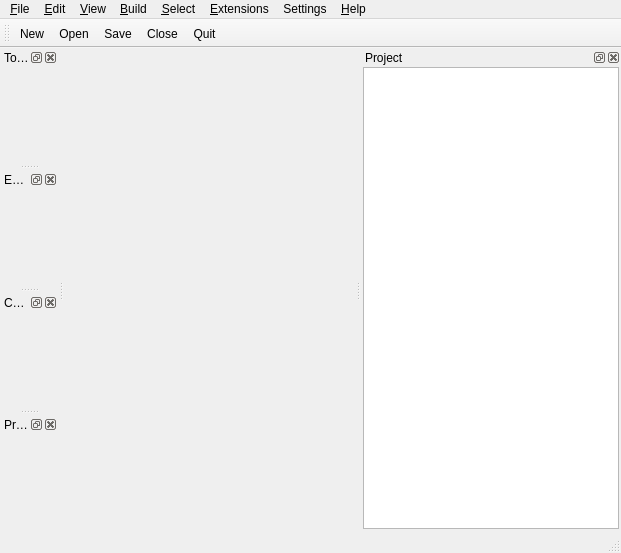
First picture: the form in avogadro/src/mainwindow.ui, repository cryos/avogadro, before the edit.
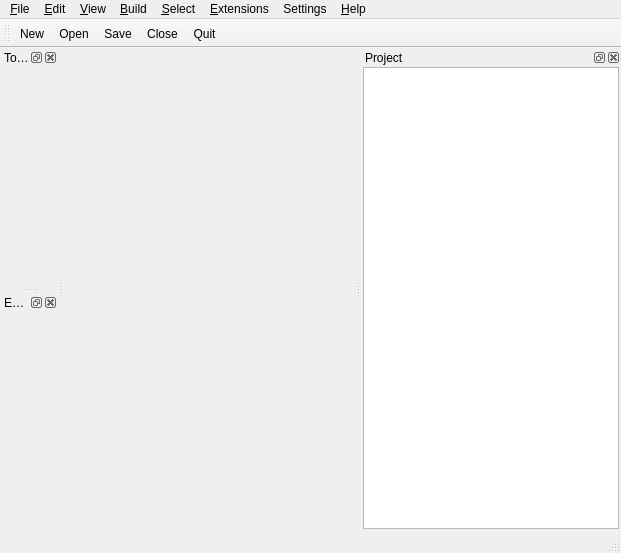
Second picture: the form after the edit. Icons and pictures are not drawn. Custom widgets are drawn as their Qt base class.

Commit message: * avogadro/mainwindow.h, avogadro/mainwindow.cpp: Changed engine         configuration to a new button which brings up an extra "settings"         window with tabs. Add signal/slot for enabling the Engine Settings         window -- only enables button for engines with settings.

The edit to the form file:
```diff
--- a/avogadro/src/mainwindow.ui
+++ b/avogadro/src/mainwindow.ui
@@ -248,14 +248,6 @@
    </widget>
   </widget>
   <widget class="QDockWidget" name="toolsDock" >
-   <property name="geometry" >
-    <rect>
-     <x>0</x>
-     <y>56</y>
-     <width>73</width>
-     <height>115</height>
-    </rect>
-   </property>
    <property name="allowedAreas" >
     <set>Qt::LeftDockWidgetArea|Qt::RightDockWidgetArea</set>
    </property>
@@ -265,26 +257,9 @@
    <attribute name="dockWidgetArea" >
     <number>1</number>
    </attribute>
-   <widget class="QWidget" name="toolsWidget" >
-    <property name="geometry" >
-     <rect>
-      <x>2</x>
-      <y>24</y>
-      <width>69</width>
-      <height>89</height>
-     </rect>
-    </property>
-   </widget>
+   <widget class="QWidget" name="toolsWidget" />
   </widget>
   <widget class="QDockWidget" name="enginesDock" >
-   <property name="geometry" >
-    <rect>
-     <x>0</x>
-     <y>177</y>
-     <width>73</width>
-     <height>112</height>
-    </rect>
-   </property>
    <property name="allowedAreas" >
     <set>Qt::LeftDockWidgetArea|Qt::RightDockWidgetArea</set>
    </property>
@@ -294,68 +269,7 @@
    <attribute name="dockWidgetArea" >
     <number>1</number>
    </attribute>
-   <widget class="QWidget" name="enginesWidget" >
-    <property name="geometry" >
-     <rect>
-      <x>2</x>
-      <y>24</y>
-      <width>69</width>
-      <height>86</height>
-     </rect>
-    </property>
-   </widget>
-  </widget>
-  <widget class="QDockWidget" name="engineConfigurationDock" >
-   <property name="geometry" >
-    <rect>
-     <x>0</x>
-     <y>295</y>
-     <width>73</width>
-     <height>114</height>
-    </rect>
-   </property>
-   <property name="windowTitle" >
-    <string>Configuration</string>
-   </property>
-   <attribute name="dockWidgetArea" >
-    <number>1</number>
-   </attribute>
-   <widget class="QWidget" name="engineConfigurationWidget" >
-    <property name="geometry" >
-     <rect>
-      <x>2</x>
-      <y>24</y>
-      <width>69</width>
-      <height>88</height>
-     </rect>
-    </property>
-   </widget>
-  </widget>
-  <widget class="QDockWidget" name="enginePrimitivesDock" >
-   <property name="geometry" >
-    <rect>
-     <x>0</x>
-     <y>415</y>
-     <width>73</width>
-     <height>115</height>
-    </rect>
-   </property>
-   <property name="windowTitle" >
-    <string>Primitives</string>
-   </property>
-   <attribute name="dockWidgetArea" >
-    <number>1</number>
-   </attribute>
-   <widget class="QWidget" name="enginePrimitivesWidget" >
-    <property name="geometry" >
-     <rect>
-      <x>2</x>
-      <y>24</y>
-      <width>69</width>
-      <height>89</height>
-     </rect>
-    </property>
-   </widget>
+   <widget class="QWidget" name="enginesWidget" />
   </widget>
   <action name="actionOpen" >
    <property name="icon" >
```
Left out of the diff: 129 changed lines with no effect on the pictures. The commit also changes 3 other files.
